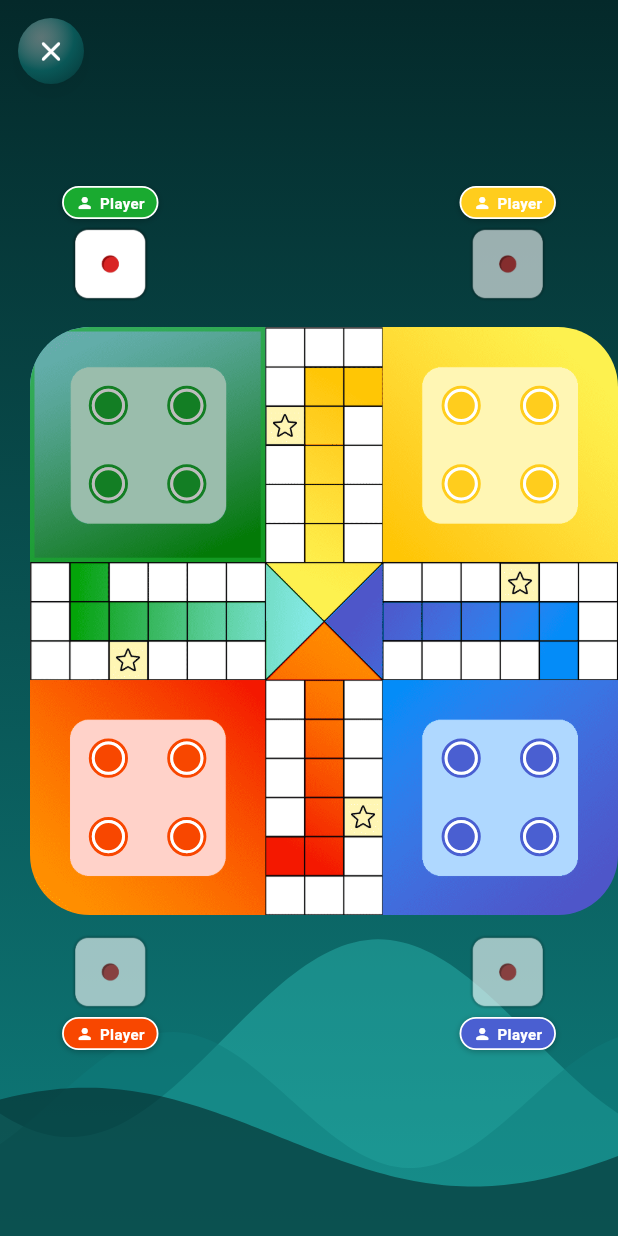
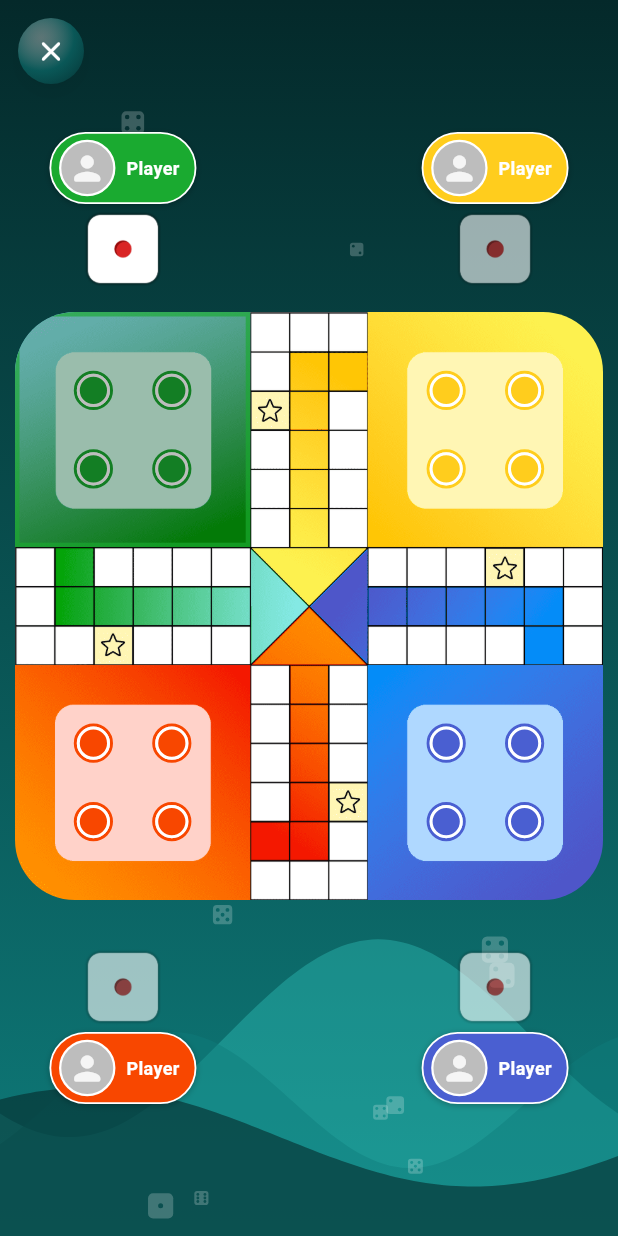
Before and after one commit to mohamedbnhmida/my_ludo, a Flutter app: the MenuScreen screen opened directly, after a tap on the "volume up" icon, after a tap on "START GAME", on a phone screen of 412 x 824 dp. Run offline on Flutter 3.47's test engine with Material 3 defaults, Android fonts, the phone set to English and light mode, and no system bars; our stand-ins replace just_audio; missing offline and left inert: simple_ripple_animation.

Commit message:
Fix board centering, redesign player chips, add dice-rain background
Board was rendering off-center: BoardWidget's own margin wasn't
accounted for when sizing its container, pushing it right and eating
the right-side gap. Exposed the margin as a shared constant and size
off the board's true outer footprint instead.

Player chips are now a single colored pill (avatar + name side by
side) instead of stacked, with a bigger placeholder avatar. Inverted
the VS CPU toggle's selected/unselected color scheme. Added a
decorative dice-rain layer (procedurally drawn pips, not tinted PNGs)
behind the menu and game screens.

```diff
--- a/lib/main_screen.dart
+++ b/lib/main_screen.dart
@@ -10,7 +10,9 @@ class MainScreen extends StatelessWidget {
   const MainScreen({super.key});
 
   static const double _diceBadgeSize = 52;
-  static const double _chipHeight = 22;
+  static const double _avatarSize = 40;
+  static const double _chipPadding = 4; // padding around the avatar inside the pill
+  static const double _chipHeight = _avatarSize + _chipPadding * 2;
   static const double _chipGap = 4;
   static const double _gapToBoard = 6;
   static const double _bottomExtraPadding = 16; // extra breathing room below the board for the bottom dice
@@ -92,12 +94,12 @@ class MainScreen extends StatelessWidget {
     );
   }
 
-  ///Small avatar+name chip identifying a player: "Player" for the local human, "CPU" for bots.
+  ///A player's avatar (grey placeholder circle, like an unset profile photo) next to a
+  ///name label, both inside one colored pill: "Player" for the local human, "CPU" for bots.
   Widget _playerChip(Color color, bool isCpu) {
     return Container(
       height: _chipHeight,
-      padding: const EdgeInsets.symmetric(horizontal: 8),
-      alignment: Alignment.center,
+      padding: const EdgeInsets.only(left: _chipPadding, right: 10, top: _chipPadding, bottom: _chipPadding),
       decoration: BoxDecoration(
         color: color,
         borderRadius: BorderRadius.circular(_chipHeight / 2),
@@ -107,9 +109,19 @@ class MainScreen extends StatelessWidget {
       child: Row(
         mainAxisSize: MainAxisSize.min,
         children: [
-          Icon(isCpu ? Icons.smart_toy_rounded : Icons.person_rounded, size: 12, color: Colors.white),
-          const SizedBox(width: 4),
-          Text(isCpu ? "CPU" : "Player", style: const TextStyle(color: Colors.white, fontSize: 10, fontWeight: FontWeight.bold)),
+          Container(
+            width: _avatarSize,
+            height: _avatarSize,
+            alignment: Alignment.center,
+            decoration: BoxDecoration(
+              shape: BoxShape.circle,
+              color: Colors.grey.shade400,
+              border: Border.all(color: Colors.white, width: 1.5),
+            ),
+            child: Icon(isCpu ? Icons.smart_toy_rounded : Icons.person_rounded, size: 26, color: Colors.grey.shade100),
+          ),
+          const SizedBox(width: 6),
+          Text(isCpu ? "CPU" : "Player", style: const TextStyle(color: Colors.white, fontSize: 12, fontWeight: FontWeight.bold)),
         ],
       ),
     );
@@ -137,20 +149,27 @@ class MainScreen extends StatelessWidget {
         child: Stack(
           children: [
             const Positioned.fill(child: WaveBackground()),
+            const Positioned.fill(child: DiceRain()),
             Center(
+              // BoardWidget adds its own `margin` on every side (for its shadow/rounded outer
+              // corner), so its true footprint is bigger than `ludoBoard()` alone reports — this
+              // box must span that full footprint or the board renders off-center (see `boardSize`).
               child: SizedBox(
-                width: BoardWidget.ludoBoard(context),
-                height: BoardWidget.ludoBoard(context) + _topBand + _bottomBand,
+                width: BoardWidget.ludoBoard(context) + BoardWidget.margin * 2,
+                height: BoardWidget.ludoBoard(context) + BoardWidget.margin * 2 + _topBand + _bottomBand,
                 child: Consumer<LudoProvider>(
-                  builder: (context, value, child) => Stack(
+                  builder: (context, value, child) {
+                    double boardSize = BoardWidget.ludoBoard(context) + BoardWidget.margin * 2;
+                    return Stack(
                       clipBehavior: Clip.none,
                       children: [
                         const Positioned(top: _topBand, left: 0, child: BoardWidget()),
                         ...value.activePlayerTypes.map(
-                        (type) => _diceBadge(context, type, value.player(type).color, value.cpuTypes.contains(type), BoardWidget.ludoBoard(context)),
+                          (type) => _diceBadge(context, type, value.player(type).color, value.cpuTypes.contains(type), boardSize),
                         ),
                       ],
-                  ),
+                    );
+                  },
                 ),
               ),
             ),
--- a/lib/menu_screen.dart
+++ b/lib/menu_screen.dart
@@ -54,6 +54,7 @@ class _MenuScreenState extends State<MenuScreen> with SingleTickerProviderStateM
                 ),
               ),
               CustomPaint(painter: LudoWavePainter(_controller.value), size: Size.infinite),
+              const Positioned.fill(child: DiceRain()),
               child!,
             ],
           );
@@ -194,13 +195,13 @@ class _MenuContent extends StatelessWidget {
       child: AnimatedContainer(
         duration: const Duration(milliseconds: 200),
         padding: const EdgeInsets.symmetric(horizontal: 22, vertical: 12),
-        decoration: AppTheme.bubbleDecoration(active: vsCpu, borderRadius: BorderRadius.circular(24)),
+        decoration: AppTheme.bubbleDecoration(active: !vsCpu, borderRadius: BorderRadius.circular(24)),
         child: Row(
           mainAxisSize: MainAxisSize.min,
           children: [
-            Icon(Icons.smart_toy_rounded, size: 18, color: vsCpu ? AppTheme.turquoiseDark : Colors.white),
+            Icon(Icons.smart_toy_rounded, size: 18, color: !vsCpu ? AppTheme.turquoiseDark : Colors.white),
             const SizedBox(width: 8),
-            Text("VS CPU", style: TextStyle(fontWeight: FontWeight.bold, letterSpacing: 1, color: vsCpu ? AppTheme.turquoiseDark : Colors.white)),
+            Text("VS CPU", style: TextStyle(fontWeight: FontWeight.bold, letterSpacing: 1, color: !vsCpu ? AppTheme.turquoiseDark : Colors.white)),
           ],
         ),
       ),
--- a/lib/widgets/board_widget.dart
+++ b/lib/widgets/board_widget.dart
@@ -11,6 +11,11 @@ import '../ludo_player.dart';
 ///Widget for the board
 class BoardWidget extends StatelessWidget {
   const BoardWidget({super.key});
+
+  ///Margin around the colored board (for its shadow/rounded outer corner). Callers that
+  ///lay out siblings around the board need this to compute its true total footprint,
+  ///since `ludoBoard` only reports the inner colored-board size.
+  static const double margin = 10;
 
   ///Return board size
   static double ludoBoard(BuildContext context) {
@@ -34,7 +39,7 @@ class BoardWidget extends StatelessWidget {
   @override
   Widget build(BuildContext context) {
     return Container(
-      margin: const EdgeInsets.all(10),
+      margin: const EdgeInsets.all(margin),
       clipBehavior: Clip.antiAlias,
       width: ludoBoard(context),
       height: ludoBoard(context),
--- a/lib/widgets/wave_background.dart
+++ b/lib/widgets/wave_background.dart
@@ -59,3 +59,100 @@ class LudoWavePainter extends CustomPainter {
   @override
   bool shouldRepaint(covariant LudoWavePainter oldDelegate) => oldDelegate.t != t;
 }
+
+///Small white semi-transparent dice, each falling straight down and looping back to the
+///top once it drifts past the bottom — a light decorative rain layer behind the content.
+class DiceRain extends StatefulWidget {
+  const DiceRain({super.key});
+
+  @override
+  State<DiceRain> createState() => _DiceRainState();
+}
+
+class _DiceRainState extends State<DiceRain> with SingleTickerProviderStateMixin {
+  late final AnimationController _controller = AnimationController(vsync: this, duration: const Duration(seconds: 14))..repeat();
+  final List<_Drop> _drops = List.generate(16, (i) => _Drop(Random(i * 7919)));
+
+  @override
+  void dispose() {
+    _controller.dispose();
+    super.dispose();
+  }
+
+  @override
+  Widget build(BuildContext context) {
+    return IgnorePointer(
+      child: AnimatedBuilder(
+        animation: _controller,
+        builder: (context, child) => LayoutBuilder(
+          builder: (context, constraints) => Stack(
+            children: _drops.map((drop) => drop.build(constraints, _controller.value)).toList(),
+          ),
+        ),
+      ),
+    );
+  }
+}
+
+///One falling die: randomized horizontal position, size, fall speed and start offset.
+class _Drop {
+  final double xFraction;
+  final double size;
+  final double speed;
+  final double phase;
+  final int face;
+
+  _Drop(Random random)
+      : xFraction = random.nextDouble(),
+        size = 7 + random.nextDouble() * 11,
+        speed = 0.5 + random.nextDouble() * 0.9,
+        phase = random.nextDouble(),
+        face = 1 + random.nextInt(6);
+
+  Widget build(BoxConstraints constraints, double t) {
+    double progress = (t * speed + phase) % 1.0;
+    double top = progress * (constraints.maxHeight + size) - size;
+    double left = xFraction * (constraints.maxWidth - size);
+    return Positioned(
+      top: top,
+      left: left,
+      child: CustomPaint(size: Size.square(size), painter: _DiceFacePainter(face: face)),
+    );
+  }
+}
+
+///Draws a single translucent white die face with genuinely transparent pips (punched
+///through with `BlendMode.clear`, not just a lighter shade) at the standard 1-6 layout.
+class _DiceFacePainter extends CustomPainter {
+  final int face;
+  const _DiceFacePainter({required this.face});
+
+  static const Map<int, List<Offset>> _pipLayout = {
+    1: [Offset(0.5, 0.5)],
+    2: [Offset(0.25, 0.25), Offset(0.75, 0.75)],
+    3: [Offset(0.25, 0.25), Offset(0.5, 0.5), Offset(0.75, 0.75)],
+    4: [Offset(0.25, 0.25), Offset(0.75, 0.25), Offset(0.25, 0.75), Offset(0.75, 0.75)],
+    5: [Offset(0.25, 0.25), Offset(0.75, 0.25), Offset(0.5, 0.5), Offset(0.25, 0.75), Offset(0.75, 0.75)],
+    6: [Offset(0.25, 0.25), Offset(0.75, 0.25), Offset(0.25, 0.5), Offset(0.75, 0.5), Offset(0.25, 0.75), Offset(0.75, 0.75)],
+  };
+
+  @override
+  void paint(Canvas canvas, Size size) {
+    final rect = Offset.zero & size;
+    final rrect = RRect.fromRectAndRadius(rect, Radius.circular(size.shortestSide * 0.2));
+    final pipRadius = size.shortestSide * 0.1;
+
+    // saveLayer is required for BlendMode.clear to only erase within this die's
+    // own painted card, instead of punching through everything behind it.
+    canvas.saveLayer(rect, Paint());
+    canvas.drawRRect(rrect, Paint()..color = Colors.white.withValues(alpha: 0.22));
+    final clearPaint = Paint()..blendMode = BlendMode.clear;
+    for (final pip in _pipLayout[face] ?? const []) {
+      canvas.drawCircle(Offset(pip.dx * size.width, pip.dy * size.height), pipRadius, clearPaint);
+    }
+    canvas.restore();
+  }
+
+  @override
+  bool shouldRepaint(covariant _DiceFacePainter oldDelegate) => oldDelegate.face != face;
+}
```
Also changed, not shown: lib/main.dart (+2 -5 lines). Lines whose indentation alone changed are shown as unchanged.
